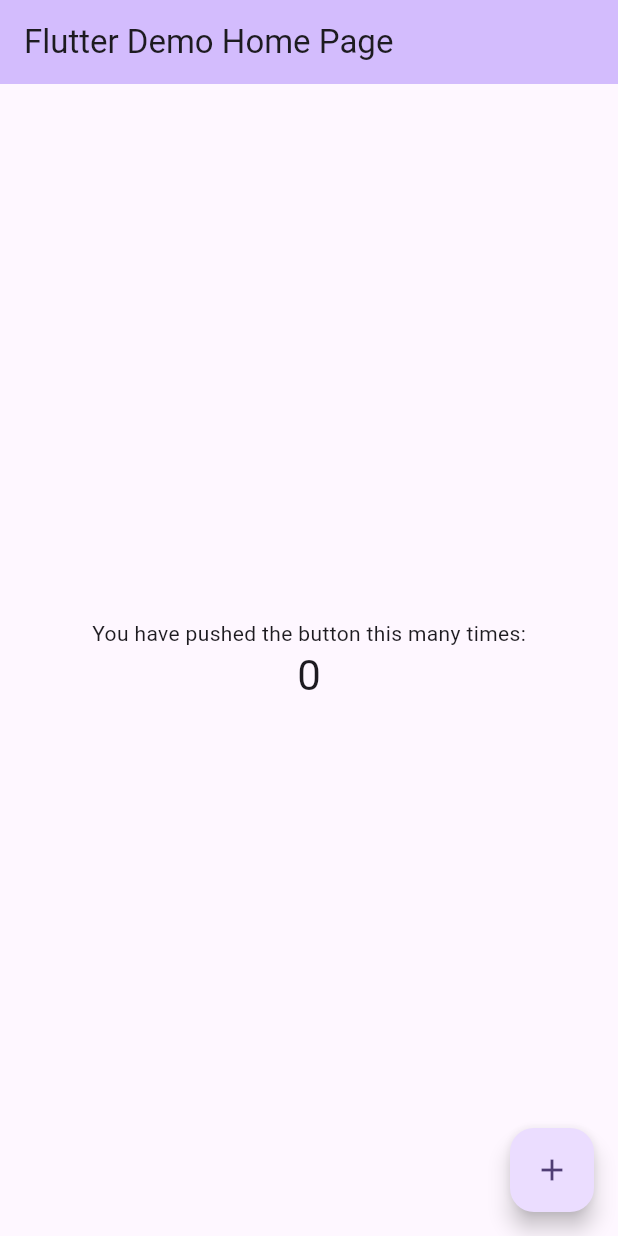
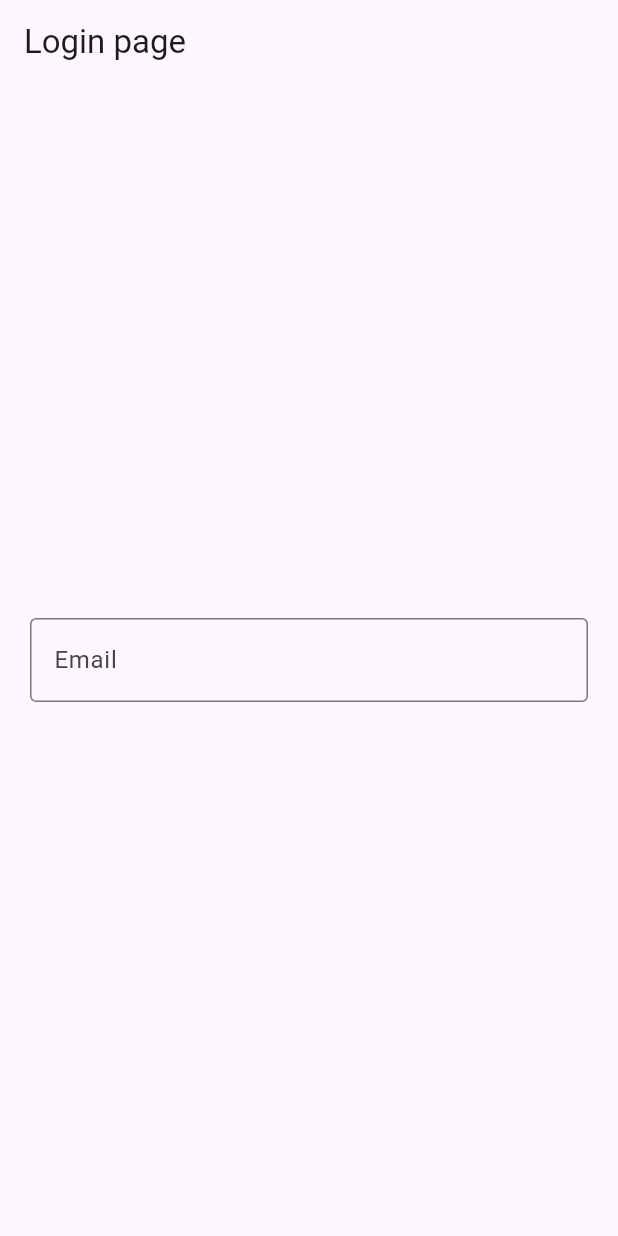
Before and after one commit to wllchrst/sleam-flutter-express, a Flutter app: the screen it shows after launch, on a phone screen of 412 x 824 dp. Run offline on Flutter 3.47's test engine with Material 3 defaults, Android fonts, the phone set to English and light mode, and no system bars.

Commit message:
client side login page

```diff
--- /dev/null
+++ b/client/lib/app.dart
@@ -0,0 +1,13 @@
+import 'package:client/pages/login-page/login_page.dart';
+import 'package:flutter/material.dart';
+
+class Application extends StatelessWidget {
+  @override
+  Widget build(BuildContext context) {
+    return MaterialApp(
+      title: "sLeaM",
+      theme: ThemeData(primarySwatch: Colors.blue),
+      home: LoginPage(),
+    );
+  }
+}
--- a/client/lib/main.dart
+++ b/client/lib/main.dart
@@ -1,125 +1,6 @@
+import 'package:client/app.dart';
 import 'package:flutter/material.dart';
 
 void main() {
-  runApp(const MyApp());
+  runApp(Application());
 }
-
-class MyApp extends StatelessWidget {
-  const MyApp({super.key});
-
-  // This widget is the root of your application.
-  @override
-  Widget build(BuildContext context) {
-    return MaterialApp(
-      title: 'Flutter Demo',
-      theme: ThemeData(
-        // This is the theme of your application.
-        //
-        // TRY THIS: Try running your application with "flutter run". You'll see
-        // the application has a purple toolbar. Then, without quitting the app,
-        // try changing the seedColor in the colorScheme below to Colors.green
-        // and then invoke "hot reload" (save your changes or press the "hot
-        // reload" button in a Flutter-supported IDE, or press "r" if you used
-        // the command line to start the app).
-        //
-        // Notice that the counter didn't reset back to zero; the application
-        // state is not lost during the reload. To reset the state, use hot
-        // restart instead.
-        //
-        // This works for code too, not just values: Most code changes can be
-        // tested with just a hot reload.
-        colorScheme: ColorScheme.fromSeed(seedColor: Colors.deepPurple),
-        useMaterial3: true,
-      ),
-      home: const MyHomePage(title: 'Flutter Demo Home Page'),
-    );
-  }
-}
-
-class MyHomePage extends StatefulWidget {
-  const MyHomePage({super.key, required this.title});
-
-  // This widget is the home page of your application. It is stateful, meaning
-  // that it has a State object (defined below) that contains fields that affect
-  // how it looks.
-
-  // This class is the configuration for the state. It holds the values (in this
-  // case the title) provided by the parent (in this case the App widget) and
-  // used by the build method of the State. Fields in a Widget subclass are
-  // always marked "final".
-
-  final String title;
-
-  @override
-  State<MyHomePage> createState() => _MyHomePageState();
-}
-
-class _MyHomePageState extends State<MyHomePage> {
-  int _counter = 0;
-
-  void _incrementCounter() {
-    setState(() {
-      // This call to setState tells the Flutter framework that something has
-      // changed in this State, which causes it to rerun the build method below
-      // so that the display can reflect the updated values. If we changed
-      // _counter without calling setState(), then the build method would not be
-      // called again, and so nothing would appear to happen.
-      _counter++;
-    });
-  }
-
-  @override
-  Widget build(BuildContext context) {
-    // This method is rerun every time setState is called, for instance as done
-    // by the _incrementCounter method above.
-    //
-    // The Flutter framework has been optimized to make rerunning build methods
-    // fast, so that you can just rebuild anything that needs updating rather
-    // than having to individually change instances of widgets.
-    return Scaffold(
-      appBar: AppBar(
-        // TRY THIS: Try changing the color here to a specific color (to
-        // Colors.amber, perhaps?) and trigger a hot reload to see the AppBar
-        // change color while the other colors stay the same.
-        backgroundColor: Theme.of(context).colorScheme.inversePrimary,
-        // Here we take the value from the MyHomePage object that was created by
-        // the App.build method, and use it to set our appbar title.
-        title: Text(widget.title),
-      ),
-      body: Center(
-        // Center is a layout widget. It takes a single child and positions it
-        // in the middle of the parent.
-        child: Column(
-          // Column is also a layout widget. It takes a list of children and
-          // arranges them vertically. By default, it sizes itself to fit its
-          // children horizontally, and tries to be as tall as its parent.
-          //
-          // Column has various properties to control how it sizes itself and
-          // how it positions its children. Here we use mainAxisAlignment to
-          // center the children vertically; the main axis here is the vertical
-          // axis because Columns are vertical (the cross axis would be
-          // horizontal).
-          //
-          // TRY THIS: Invoke "debug painting" (choose the "Toggle Debug Paint"
-          // action in the IDE, or press "p" in the console), to see the
-          // wireframe for each widget.
-          mainAxisAlignment: MainAxisAlignment.center,
-          children: <Widget>[
-            const Text(
-              'You have pushed the button this many times:',
-            ),
-            Text(
-              '$_counter',
-              style: Theme.of(context).textTheme.headlineMedium,
-            ),
-          ],
-        ),
-      ),
-      floatingActionButton: FloatingActionButton(
-        onPressed: _incrementCounter,
-        tooltip: 'Increment',
-        child: const Icon(Icons.add),
-      ), // This trailing comma makes auto-formatting nicer for build methods.
-    );
-  }
-}
--- /dev/null
+++ b/client/lib/pages/home-page/home_page.dart
@@ -0,0 +1,4 @@
+
+class HomePage extends StatelessWidget {
+
+}jjkijijijijiijiji                                                                                                                                                                                             i
--- /dev/null
+++ b/client/lib/pages/login-page/login_form.dart
@@ -0,0 +1,11 @@
+import 'package:client/pages/login-page/login_form_state.dart';
+import 'package:flutter/material.dart';
+
+class LoginForm extends StatefulWidget {
+  const LoginForm({super.key});
+
+  @override
+  State<StatefulWidget> createState() {
+    return LoginFormState();
+  }
+}
--- /dev/null
+++ b/client/lib/pages/login-page/login_form_state.dart
@@ -0,0 +1,27 @@
+import 'package:client/pages/login-page/login_form.dart';
+import 'package:flutter/material.dart';
+
+class LoginFormState extends State<LoginForm> {
+  @override
+  Widget build(BuildContext context) {
+    final _formKey = GlobalKey<FormState>();
+
+    return Form(
+        child: Column(
+      mainAxisAlignment: MainAxisAlignment.center,
+      children: [
+        TextFormField(
+          decoration: const InputDecoration(
+              hintText: "Email", border: OutlineInputBorder()),
+          key: _formKey,
+          validator: (value) {
+            if (value == null || value.isEmpty) {
+              return "Please enter your email";
+            }
+            return "";
+          },
+        )
+      ],
+    ));
+  }
+}
--- /dev/null
+++ b/client/lib/pages/login-page/login_page.dart
@@ -0,0 +1,21 @@
+import 'package:client/pages/login-page/login_form.dart';
+import 'package:flutter/material.dart';
+
+class LoginPage extends StatelessWidget {
+  @override
+  Widget build(BuildContext context) {
+    return Scaffold(
+      appBar: AppBar(
+        title: const Text("Login page"),
+      ),
+      body: const Center(
+          child: Padding(
+        padding: EdgeInsets.all(20),
+        child: Column(
+          mainAxisAlignment: MainAxisAlignment.center,
+          children: [LoginForm()],
+        ),
+      )),
+    );
+  }
+}
```
